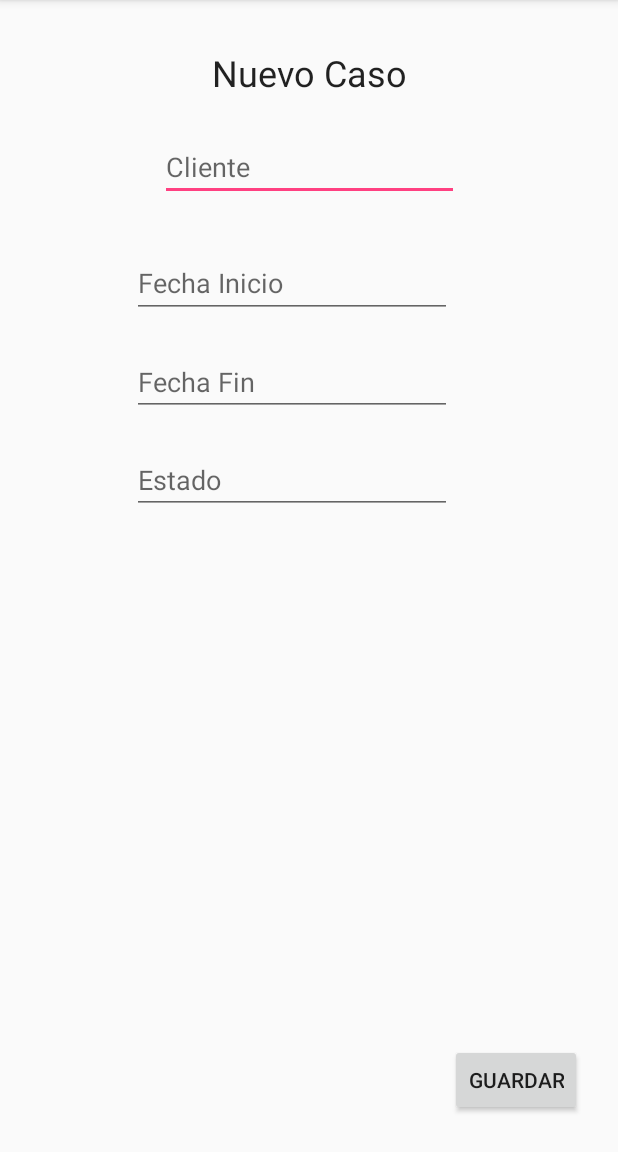
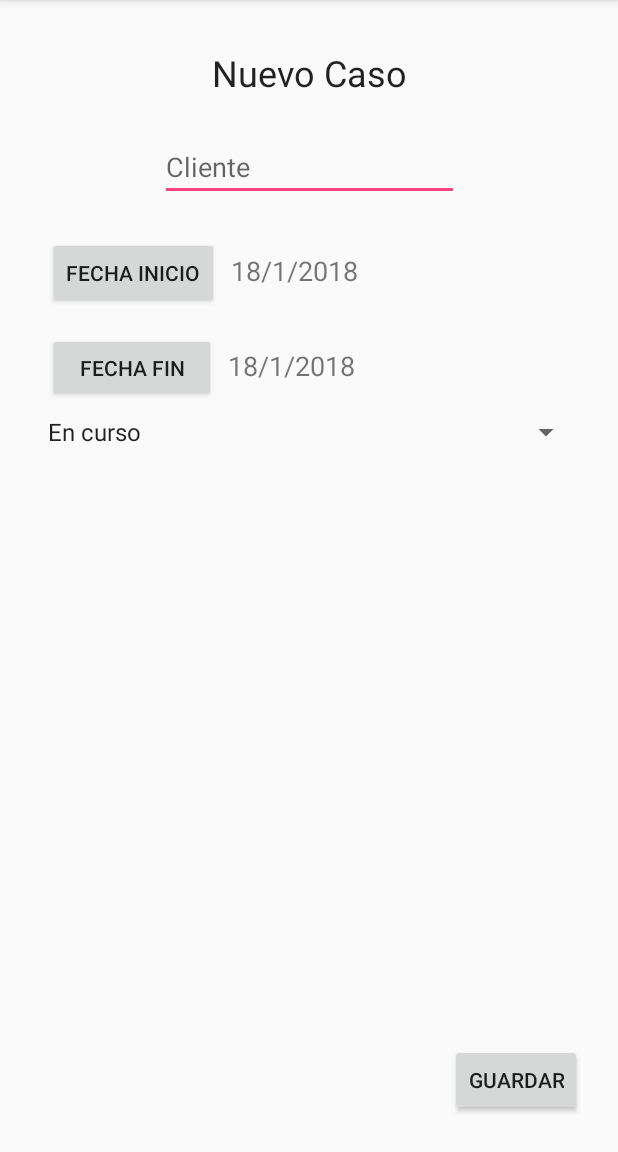
Before and after one commit to jairovera17/android-2017-B, an Android app: the IngresoDeCasos screen opened directly, with no data from a screen before it, after a tap on "GUARDAR", on a phone screen of 412 x 824 dp, the part 84-1236 px from its top. Run offline under Robolectric (Android 15) with nearby library versions, the phone set to English and light mode, and no system bars.

Commit message:
fin practica

```diff
--- a/proyectopractica6/app/src/main/java/com/epn/jairo/proyecto_practica_6/IngresoDeCasos.java
+++ b/proyectopractica6/app/src/main/java/com/epn/jairo/proyecto_practica_6/IngresoDeCasos.java
@@ -1,12 +1,27 @@
 package com.epn.jairo.proyecto_practica_6;
 
+import android.app.DatePickerDialog;
+import android.app.Dialog;
 import android.content.Intent;
 import android.support.v7.app.AppCompatActivity;
 import android.os.Bundle;
 import android.view.View;
+import android.widget.DatePicker;
 import android.widget.EditText;
+import android.widget.Spinner;
+import android.widget.TextView;
+import android.widget.Toast;
+
+import java.util.Calendar;
 
 public class IngresoDeCasos extends AppCompatActivity {
+
+
+
+    private Calendar calendar;
+    private TextView date_init;
+    private TextView date_end;
+    private int year, month, day;
 
     DatabaseHandler db;
     @Override
@@ -16,19 +31,27 @@ public class IngresoDeCasos extends AppCompatActivity {
         Intent intent = getIntent();
        // this.db = (DatabaseHandler) intent.getSerializableExtra("mi_base");
         this.db = ((ProyectoSeis)this.getApplication()).db;
+
+        date_init = (TextView)findViewById(R.id.textViewFechaInicio);
+        date_end = (TextView)findViewById(R.id.textViewFechaFin);
+        calendar = Calendar.getInstance();
+        year = calendar.get(Calendar.YEAR);
+        month = calendar.get(Calendar.MONTH);
+        day = calendar.get(Calendar.DAY_OF_MONTH);
+        showDate("inicio",year, month+1, day);
+        showDate("fin",year, month+1, day);
     }
 
 
     private Caso get_layout_caso(){
         EditText cliente = findViewById(R.id.editTextCliente);
-        EditText fecha_inicio = findViewById(R.id.editTextFechaInicio);
-        EditText fecha_fin = findViewById(R.id.editTextFechaFin);
-        EditText estado = findViewById(R.id.editTextEstado);
+        Spinner spinnerEstado = (Spinner)findViewById(R.id.spinnerEstado);
 
         return new Caso(cliente.getText().toString()
-                ,fecha_inicio.getText().toString()
-                ,fecha_fin.getText().toString()
-                ,estado.getText().toString());
+                ,date_init.getText().toString()
+                ,date_end.getText().toString()
+                ,String.valueOf(spinnerEstado.getSelectedItem()));
+
     }
 
     public void guardar_caso(View view){
@@ -37,4 +60,63 @@ public class IngresoDeCasos extends AppCompatActivity {
         db.addCase(caso);
 
     }
+
+
+    @SuppressWarnings("deprecation")
+    public void set_date_init(View view) {
+        showDialog(999);
+        Toast.makeText(getApplicationContext(),"Seleccion de Fecha",
+                Toast.LENGTH_SHORT).show();
+    }
+
+    @SuppressWarnings("deprecation")
+    public void set_date_end(View view) {
+        showDialog(1000);
+        Toast.makeText(getApplicationContext(),"Seleccion de Fecha",
+                Toast.LENGTH_SHORT).show();
+    }
+
+    @Override
+    protected Dialog onCreateDialog(int id) {
+        if (id == 999) {
+            return new DatePickerDialog(this, DateListener_Init, year, month, day);
+        }
+        if(id == 1000){
+            return new DatePickerDialog(this, DateListener_End, year, month, day);
+        }
+        return null;
+    }
+    private DatePickerDialog.OnDateSetListener DateListener_End =
+            new DatePickerDialog.OnDateSetListener() {
+        @Override
+        public void onDateSet(DatePicker arg0, int arg1, int arg2, int arg3) {
+
+            showDate("fin", arg1, arg2+1, arg3);
+        }
+    };
+
+    private DatePickerDialog.OnDateSetListener DateListener_Init = new
+            DatePickerDialog.OnDateSetListener() {
+                @Override
+                public void onDateSet(DatePicker arg0, int arg1, int arg2, int arg3)
+                {
+                    showDate("inicio", arg1, arg2+1, arg3);
+                }
+            };
+
+    private void showDate(String target, int year, int month, int day) {
+        if(target.equals("inicio")){
+            date_init.setText(new StringBuilder().append(day).append("/")
+                    .append(month).append("/").append(year));
+
+        }
+        if(target.equals("fin")){
+            date_end.setText(new StringBuilder().append(day).append("/")
+                    .append(month).append("/").append(year));
+        }
+
+    }
+
+
+
 }
--- a/proyectopractica6/app/src/main/res/layout/activity_ingreso_de_casos.xml
+++ b/proyectopractica6/app/src/main/res/layout/activity_ingreso_de_casos.xml
@@ -19,51 +19,6 @@
         app:layout_constraintEnd_toEndOf="parent"
         app:layout_constraintStart_toStartOf="parent"
         app:layout_constraintTop_toBottomOf="@+id/textView2" />
-
-    <EditText
-        android:id="@+id/editTextFechaInicio"
-        android:layout_width="wrap_content"
-        android:layout_height="46dp"
-        android:layout_marginEnd="8dp"
-        android:layout_marginStart="8dp"
-        android:layout_marginTop="32dp"
-        android:ems="10"
-        android:hint="Fecha Inicio"
-        android:inputType="date"
-        app:layout_constraintEnd_toEndOf="parent"
-        app:layout_constraintHorizontal_bias="0.437"
-        app:layout_constraintStart_toStartOf="parent"
-        app:layout_constraintTop_toBottomOf="@+id/editTextCliente" />
-
-    <EditText
-        android:id="@+id/editTextFechaFin"
-        android:layout_width="wrap_content"
-        android:layout_height="wrap_content"
-        android:layout_marginEnd="8dp"
-        android:layout_marginStart="8dp"
-        android:layout_marginTop="20dp"
-        android:ems="10"
-        android:hint="Fecha Fin"
-        android:inputType="date"
-        app:layout_constraintEnd_toEndOf="parent"
-        app:layout_constraintHorizontal_bias="0.437"
-        app:layout_constraintStart_toStartOf="parent"
-        app:layout_constraintTop_toBottomOf="@+id/editTextFechaInicio" />
-
-    <EditText
-        android:id="@+id/editTextEstado"
-        android:layout_width="wrap_content"
-        android:layout_height="wrap_content"
-        android:layout_marginEnd="8dp"
-        android:layout_marginStart="8dp"
-        android:layout_marginTop="20dp"
-        android:ems="10"
-        android:hint="Estado"
-        android:inputType="textPersonName"
-        app:layout_constraintEnd_toEndOf="parent"
-        app:layout_constraintHorizontal_bias="0.437"
-        app:layout_constraintStart_toStartOf="parent"
-        app:layout_constraintTop_toBottomOf="@+id/editTextFechaFin" />
 
     <TextView
         android:id="@+id/textView2"
@@ -90,4 +45,64 @@
         app:layout_constraintBottom_toBottomOf="parent"
         app:layout_constraintEnd_toEndOf="parent" />
 
+    <Spinner
+        android:id="@+id/spinnerEstado"
+        android:layout_width="0dp"
+        android:layout_height="wrap_content"
+        android:layout_marginLeft="24dp"
+        android:layout_marginRight="24dp"
+        android:layout_marginTop="8dp"
+        android:entries="@array/option_arrays"
+        android:prompt="@string/country_prompt"
+        app:layout_constraintHorizontal_bias="0.0"
+        app:layout_constraintLeft_toLeftOf="parent"
+        app:layout_constraintRight_toRightOf="parent"
+        app:layout_constraintTop_toBottomOf="@+id/buttonFechaFin" />
+
+    <TextView
+        android:id="@+id/textViewFechaInicio"
+        android:layout_width="0dp"
+        android:layout_height="wrap_content"
+        android:layout_marginEnd="16dp"
+        android:layout_marginStart="8dp"
+        android:text="Fecha Inicio"
+        android:textSize="18sp"
+        app:layout_constraintBaseline_toBaselineOf="@+id/buttonFechaInicio"
+        app:layout_constraintEnd_toEndOf="parent"
+        app:layout_constraintStart_toEndOf="@+id/buttonFechaInicio" />
+
+    <TextView
+        android:id="@+id/textViewFechaFin"
+        android:layout_width="0dp"
+        android:layout_height="wrap_content"
+        android:layout_marginEnd="16dp"
+        android:layout_marginStart="8dp"
+        android:text="Fecha Fin"
+        android:textSize="18sp"
+        app:layout_constraintBaseline_toBaselineOf="@+id/buttonFechaFin"
+        app:layout_constraintEnd_toEndOf="parent"
+        app:layout_constraintStart_toEndOf="@+id/buttonFechaFin" />
+
+    <Button
+        android:id="@+id/buttonFechaInicio"
+        android:layout_width="wrap_content"
+        android:layout_height="wrap_content"
+        android:layout_marginStart="32dp"
+        android:layout_marginTop="24dp"
+        android:onClick="set_date_init"
+        android:text="Fecha Inicio"
+        app:layout_constraintStart_toStartOf="parent"
+        app:layout_constraintTop_toBottomOf="@+id/editTextCliente" />
+
+    <Button
+        android:id="@+id/buttonFechaFin"
+        android:layout_width="112dp"
+        android:layout_height="46dp"
+        android:layout_marginStart="32dp"
+        android:layout_marginTop="16dp"
+        android:onClick="set_date_end"
+        android:text="Fecha Fin"
+        app:layout_constraintStart_toStartOf="parent"
+        app:layout_constraintTop_toBottomOf="@+id/buttonFechaInicio" />
+
 </android.support.constraint.ConstraintLayout>
--- a/proyectopractica6/app/src/main/res/values/strings.xml
+++ b/proyectopractica6/app/src/main/res/values/strings.xml
@@ -3,4 +3,11 @@
     <string name="string_input_casos">Ingreso de casos</string>
     <string name="string_search_casos">Consulta de casos</string>
     <string name="show_all">Ver Todos</string>
+    <string name="country_prompt">Escoja un país</string>
+    <string-array name="option_arrays">
+        <item>En curso</item>
+        <item>Pendiente de dictamen</item>
+        <item>En apelación</item>
+        <item>Cerrado</item>
+    </string-array>
 </resources>
```
